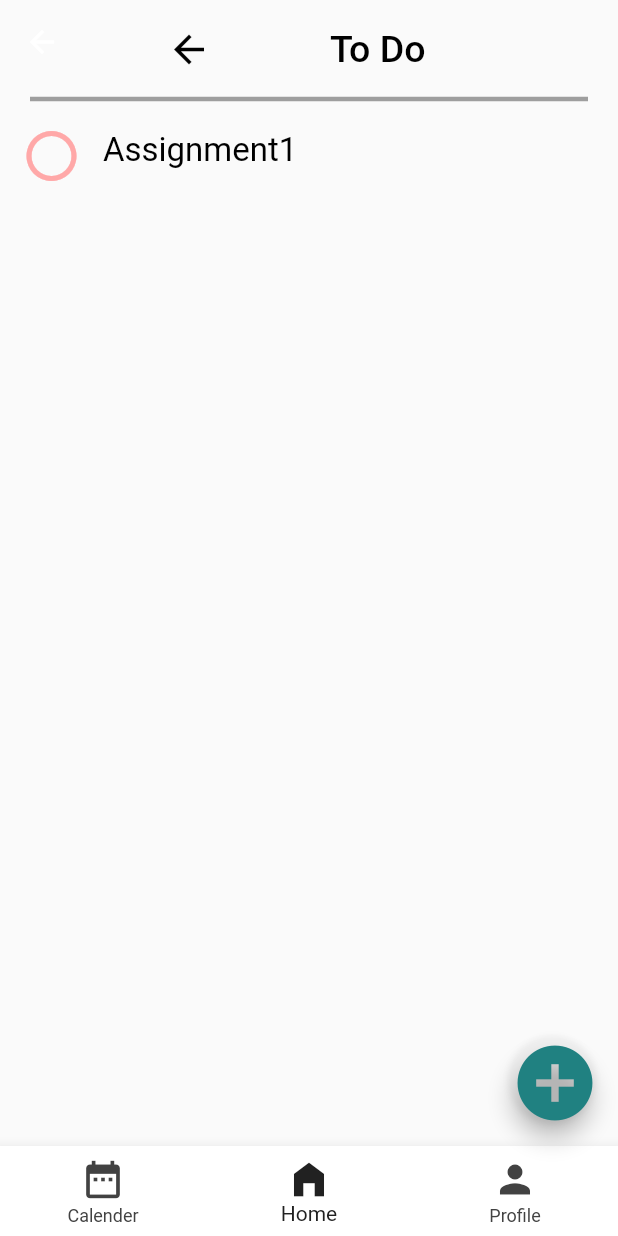
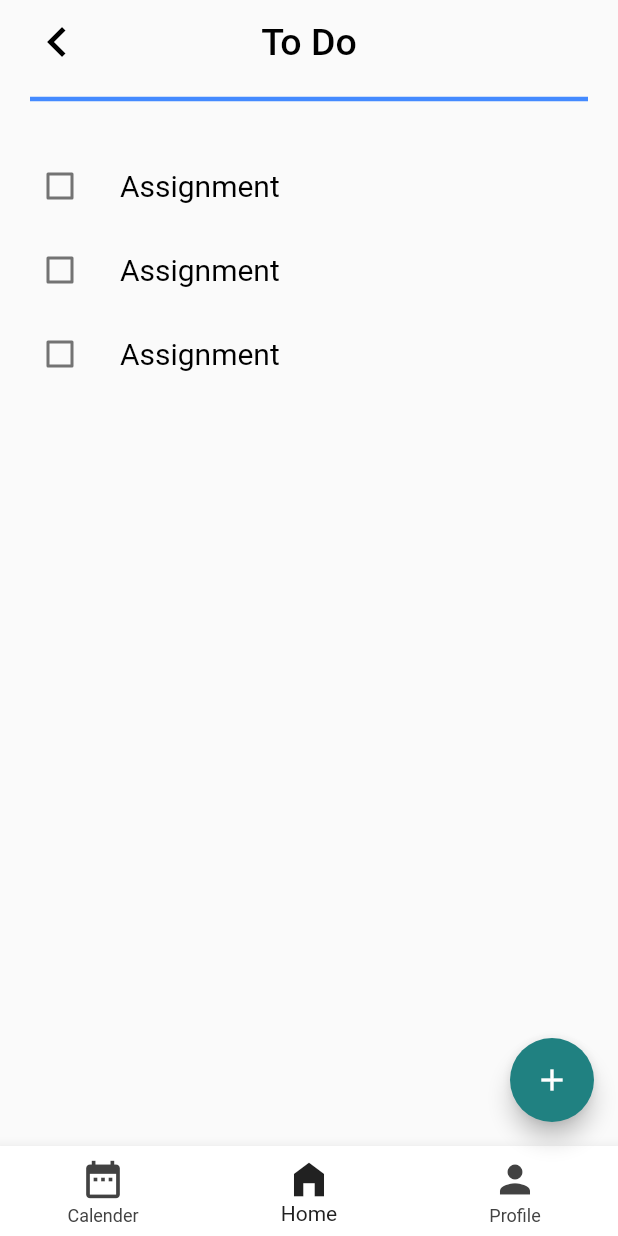
Before and after one commit to vishalr-22/FlutterApp-AcademicManager, a Flutter app: the TodoPage screen opened directly, on a phone screen of 412 x 824 dp. Run offline on Flutter 3.47's test engine with Material 2 defaults, Android fonts, the phone set to English and light mode, and no system bars; our stand-ins replace datetime_picker_formfield.

```diff
--- a/lib/todo.dart
+++ b/lib/todo.dart
@@ -1,4 +1,7 @@
+// ignore_for_file: prefer_const_constructors, prefer_const_literals_to_create_immutables
+
 import 'package:flutter/material.dart';
+import 'add_task_screen.dart';
 
 void main() {
   runApp(const TodoPage());
@@ -18,39 +21,49 @@ class _TodoPageState extends State<TodoPage> {
       appBar: AppBar(
         backgroundColor: Colors.transparent,
         shadowColor: Colors.transparent,
-        title: Row(
-          mainAxisAlignment: MainAxisAlignment.start,
-          children: [
-            SizedBox(width: 30),
-            Padding(
-              padding: const EdgeInsets.only(top: 10.0),
+        leading: Padding(
+          padding: EdgeInsets.only(left: 10),
           child: IconButton(
-                  onPressed: () {},
+              onPressed: () {
+                Navigator.pop(context);
+              },
               splashRadius: 20,
-                  icon: Icon(Icons.arrow_back_sharp,
-                      color: Colors.black, size: 30)),
+              icon: Icon(Icons.keyboard_arrow_left_outlined,
+                  color: Colors.black, size: 40)),
         ),
-            SizedBox(
-              width: 70,
-            ),
-            Padding(
-              padding: const EdgeInsets.only(top: 10.0),
-              child: Text(
+        title: Text(
           'To Do',
           style: TextStyle(color: Colors.black, fontSize: 25),
         ),
+        centerTitle: true,
       ),
+      body: Column(
+        children: [
+          Divider(
+            height: 20,
+            thickness: 3,
+            indent: 20,
+            endIndent: 20,
+            color: Colors.blueAccent,
+          ),
+          SizedBox(height: 20),
+          Expanded(
+            child: Container(
+              padding: EdgeInsets.fromLTRB(0, 0, 0, 10),
+              child: TaskList(),
+            ),
+          )
         ],
       ),
-      ),
-      body: ToDoLsit(),
       floatingActionButton: FloatingActionButton(
-        backgroundColor: Colors.transparent,
-        onPressed: () {},
+        onPressed: () {
+          showModalBottomSheet(
+              context: context, builder: (context) => AddTaskScreen());
+        },
+        backgroundColor: Color(0xFF208181),
         child: Icon(
-          Icons.add_circle,
-          color: Color(0xFF208181),
-          size: 60,
+          Icons.add,
+          color: Colors.white,
         ),
       ),
       bottomNavigationBar: BottomNavBar(),
@@ -58,63 +71,119 @@ class _TodoPageState extends State<TodoPage> {
   }
 }
 
-class ToDoLsit extends StatefulWidget {
-  const ToDoLsit({Key? key}) : super(key: key);
+class TaskList extends StatelessWidget {
+  const TaskList({
+    Key? key,
+  }) : super(key: key);
 
   @override
-  _ToDoLsitState createState() => _ToDoLsitState();
-}
-
-class _ToDoLsitState extends State<ToDoLsit> {
-  Icon circle = Icon(Icons.circle_outlined, size: 40, color: Color(0xFFFFA8A8));
-
-  int done = 0;
-  @override
   Widget build(BuildContext context) {
-    return Column(
+    return ListView(
+      // padding: EdgeInsets.symmetric(horizontal: 20),
       children: [
-        Divider(
-          height: 20,
-          thickness: 3,
-          indent: 20,
-          endIndent: 20,
-          color: Colors.grey,
-        ),
-        Row(
-          children: [
-            Expanded(
-              flex: 1,
-              child: IconButton(
-                onPressed: () {
-                  setState(() {
-                    if (done == 0) {
-                      circle = Icon(Icons.circle_outlined,
-                          size: 40, color: Color(0xFFFFA8A8));
-                      done = 1;
-                    } else {
-                      circle = Icon(Icons.check_circle_outline_rounded,
-                          size: 40, color: Color(0xFFFFA8A8));
-                      done = 0;
-                    }
-                  });
-                },
-                splashRadius: 1,
-                icon: circle,
-              ),
-            ),
-            Expanded(
-              flex: 5,
-              child: Text(
-                'Assignment1',
-                style: TextStyle(fontSize: 22, color: Colors.black),
-              ),
-            )
-          ],
-        ),
+        TaskTile(),
+        TaskTile(),
+        TaskTile(),
       ],
     );
   }
 }
+
+class TaskTile extends StatelessWidget {
+  const TaskTile({
+    Key? key,
+  }) : super(key: key);
+
+  @override
+  Widget build(BuildContext context) {
+    return ListTile(
+      leading: Checkbox(
+        value: false,
+        onChanged: (bool? value) {},
+      ),
+      title: Text(
+        'Assignment',
+        style: TextStyle(fontSize: 20, color: Colors.black),
+      ),
+    );
+  }
+}
+
+// class ToDoLsit extends StatefulWidget {
+//   const ToDoLsit({Key? key}) : super(key: key);
+
+//   @override
+//   _ToDoLsitState createState() => _ToDoLsitState();
+// }
+
+// class _ToDoLsitState extends State<ToDoLsit> {
+//   Icon circle = Icon(Icons.circle_outlined, size: 40, color: Color(0xFFFFA8A8));
+
+//   int done = 0;
+//   @override
+//   Widget build(BuildContext context) {
+//     return Column(
+//       children: [
+//         Divider(
+//           height: 20,
+//           thickness: 3,
+//           indent: 20,
+//           endIndent: 20,
+//           color: Colors.grey,
+//         ),
+//         SizedBox(
+//           height: 10,
+//         ),
+//         Expanded(
+//           child: ListView(
+//             // padding: EdgeInsets.symmetric(horizontal: 20),
+//             children: [
+//               ListTile(
+//                 leading: Checkbox(value: false, onChanged: (bool? value) {}),
+//                 title: Text(
+//                   'Assignment1',
+//                   style: TextStyle(fontSize: 22, color: Colors.black),
+//                 ),
+//               )
+//             ],
+//           ),
+//         )
+
+//         // Row(
+//         //   children: [
+//         //     Expanded(
+//         //       flex: 1,
+//         //       child: IconButton(
+//         //         onPressed: () {
+//         //           setState(() {
+//         //             if (done == 0) {
+//         //               circle = Icon(Icons.circle_outlined,
+//         //                   size: 40, color: Color(0xFFFFA8A8));
+//         //               done = 1;
+//         //             } else {
+//         //               circle = Icon(Icons.check_circle_outline_rounded,
+//         //                   size: 40, color: Color(0xFFFFA8A8));
+//         //               done = 0;
+//         //             }
+//         //           });
+//         //         },
+//         //         splashRadius: 1,
+//         //         icon: circle,
+//         //       ),
+//         //     ),
+//         //     Expanded(
+//         //       flex: 5,
+//         //       child: Text(
+//         //         'Assignment1',
+//         //         style: TextStyle(fontSize: 22, color: Colors.black),
+//         //       ),
+//         //     )
+//         //   ],
+//         // ),
+//       ],
+//     );
+//   }
+// }
 
 class BottomNavBar extends StatelessWidget {
   const BottomNavBar({Key? key}) : super(key: key);
```
Also changed, not shown: lib/add_task_screen.dart (added, +49 -0 lines). Lines whose indentation alone changed are shown as unchanged.
